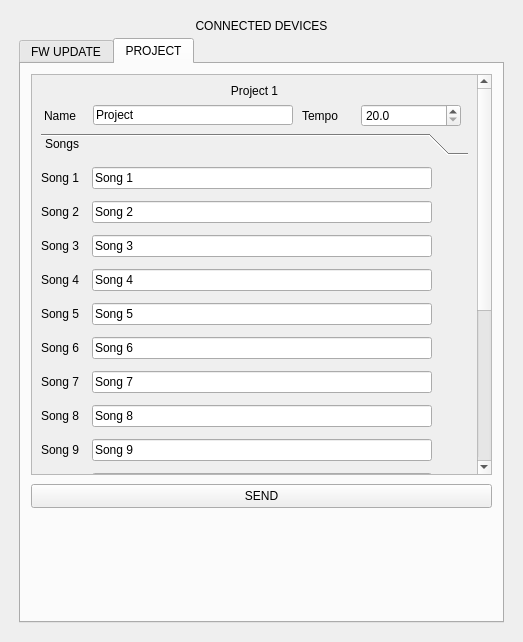
Above: mainwindow.ui from OXI-Instruments/OXI-Desktop before the change. Below: the same form after it.
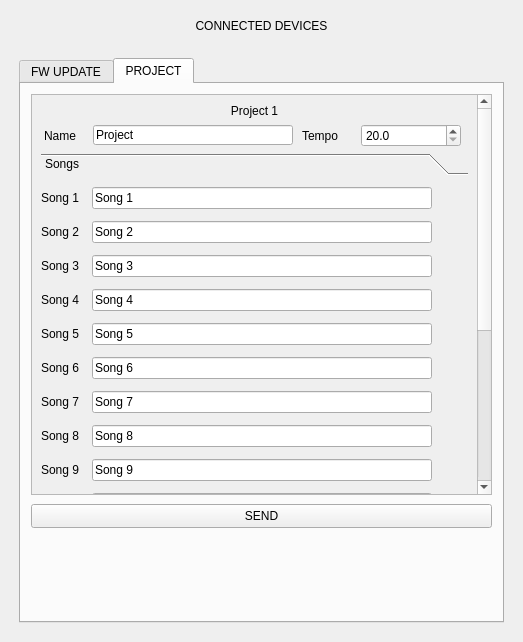
That is the form after the change. The open tabs and pages were chosen to show the change.

```diff
--- a/mainwindow.ui
+++ b/mainwindow.ui
@@ -41,17 +41,7 @@
       <property name="spacing">
        <number>5</number>
       </property>
-      <item row="0" column="0">
-       <widget class="QLabel" name="connection_status_label">
-        <property name="text">
-         <string>CONNECTED DEVICES</string>
-        </property>
-        <property name="alignment">
-         <set>Qt::AlignCenter</set>
-        </property>
-       </widget>
-      </item>
-      <item row="1" column="0">
+      <item row="2" column="0">
        <widget class="QTabWidget" name="tabWidget">
         <property name="sizePolicy">
          <sizepolicy hsizetype="MinimumExpanding" vsizetype="MinimumExpanding">
@@ -224,8 +214,8 @@
                 <rect>
                  <x>0</x>
                  <y>0</y>
-                 <width>98</width>
-                 <height>28</height>
+                 <width>100</width>
+                 <height>30</height>
                 </rect>
                </property>
                <attribute name="label">
@@ -1753,6 +1743,32 @@
         </widget>
        </widget>
       </item>
+      <item row="0" column="0">
+       <widget class="QLabel" name="connection_status_label">
+        <property name="text">
+         <string>CONNECTED DEVICES</string>
+        </property>
+        <property name="alignment">
+         <set>Qt::AlignCenter</set>
+        </property>
+       </widget>
+      </item>
+      <item row="1" column="0">
+       <spacer name="verticalSpacer">
+        <property name="orientation">
+         <enum>Qt::Vertical</enum>
+        </property>
+        <property name="sizeType">
+         <enum>QSizePolicy::Maximum</enum>
+        </property>
+        <property name="sizeHint" stdset="0">
+         <size>
+          <width>20</width>
+          <height>20</height>
+         </size>
+        </property>
+       </spacer>
+      </item>
      </layout>
     </item>
    </layout>
```
